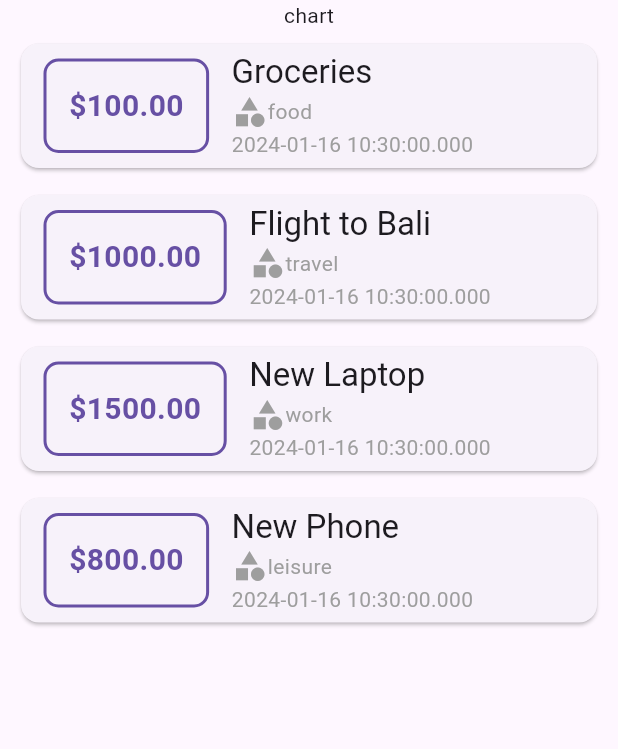
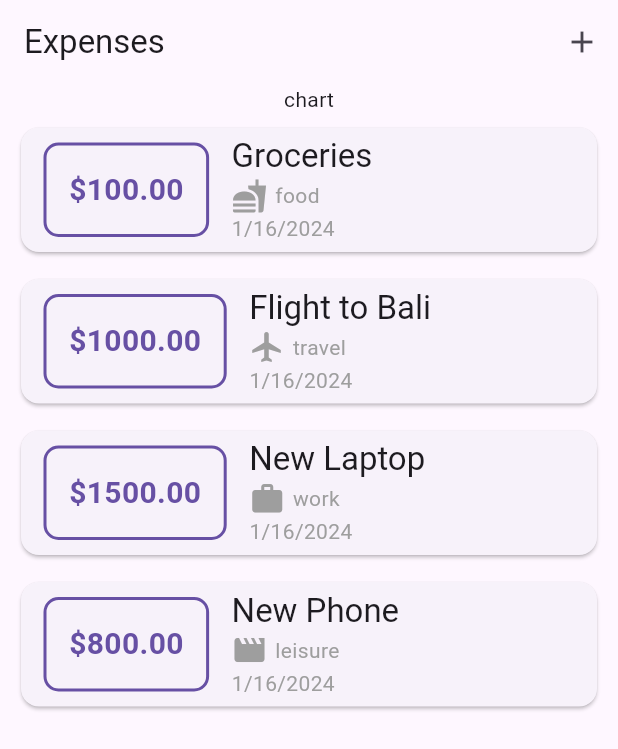
Before and after one commit to JazwinskiMichal/expense_tracker, a Flutter app: the screen it shows after launch, on a phone screen of 412 x 824 dp. Shown: the top 749 px of the screen. Run offline on Flutter 3.47's test engine with Material 3 defaults, Android fonts, the light colour scheme and no system bars.

Commit message:
working on add expense overlay

```diff
--- a/lib/models/expense.dart
+++ b/lib/models/expense.dart
@@ -1,4 +1,9 @@
+import 'package:flutter/material.dart';
 import 'package:uuid/uuid.dart';
+import 'package:intl/intl.dart';
+
+// Date Format
+final formatter = DateFormat.yMd();
 
 // Uuid instance
 const uuid = Uuid();
@@ -10,6 +15,13 @@ enum Category {
   leisure,
   work,
 }
+
+const categoryIcons = {
+  Category.food: Icons.fastfood,
+  Category.travel: Icons.flight,
+  Category.leisure: Icons.movie,
+  Category.work: Icons.work,
+};
 
 // Expense Model
 class Expense {
@@ -27,4 +39,9 @@ class Expense {
     required this.date,
     required this.category,
   }) : id = uuid.v4();
+
+  // Formatted Date Getter
+  String get formattedDate {
+    return formatter.format(date);
+  }
 }
--- a/lib/widgets/expenses.dart
+++ b/lib/widgets/expenses.dart
@@ -1,4 +1,5 @@
 import 'package:expense_tracker/widgets/expenses_list/expenses_list.dart';
+import 'package:expense_tracker/widgets/new_expense.dart';
 import 'package:flutter/material.dart';
 import 'package:expense_tracker/models/expense.dart';
 
@@ -39,10 +40,33 @@ class _ExpensesState extends State<Expenses> {
     ),
   ];
 
+  // Show add expenses overlay
+  void _showAddExpenseOverlay(BuildContext context) {
+    showModalBottomSheet(
+      context: context,
+      builder: (_) {
+        return const NewExpense();
+      },
+    );
+  }
+
   // Return Widget tree
   @override
   Widget build(BuildContext context) {
     return Scaffold(
+      // AppBar
+      appBar: AppBar(
+        title: const Text('Expenses'),
+        actions: [
+          // Add Expense Button
+          IconButton(
+            onPressed: () {
+              _showAddExpenseOverlay(context);
+            },
+            icon: const Icon(Icons.add),
+          ),
+        ],
+      ),
       body: Column(children: [
         const Text('chart'),
         // Expenses List must be wrapped in Expanded widget, because its on a Column
--- a/lib/widgets/expenses_list/expense_item.dart
+++ b/lib/widgets/expenses_list/expense_item.dart
@@ -47,16 +47,22 @@ class ExpenseItem extends StatelessWidget {
             Column(
               crossAxisAlignment: CrossAxisAlignment.start,
               children: [
+                // Title
                 Text(
                   expense.title,
-                  style: Theme.of(context).textTheme.headline6,
+                  style: Theme.of(context).textTheme.titleLarge,
                 ),
                 Row(
                   children: [
+                    // Category Icon
                     Icon(
-                      Icons.category,
+                      categoryIcons[expense.category],
                       color: Colors.grey,
                     ),
+                    const SizedBox(
+                      width: 5,
+                    ),
+                    // Category Text
                     Text(
                       expense.category.toString().split('.').last,
                       style: const TextStyle(
@@ -65,8 +71,9 @@ class ExpenseItem extends StatelessWidget {
                     ),
                   ],
                 ),
+                // Date
                 Text(
-                  expense.date.toString(),
+                  expense.formattedDate,
                   style: const TextStyle(
                     color: Colors.grey,
                   ),
--- a/pubspec.yaml
+++ b/pubspec.yaml
@@ -9,6 +9,7 @@ environment:
 dependencies:
   flutter:
     sdk: flutter
+  intl: ^0.19.0
   uuid: ^4.2.2
 
 dev_dependencies:
```
Also changed, not shown: lib/widgets/new_expense.dart (added, +102 -0 lines), pubspec.lock.
